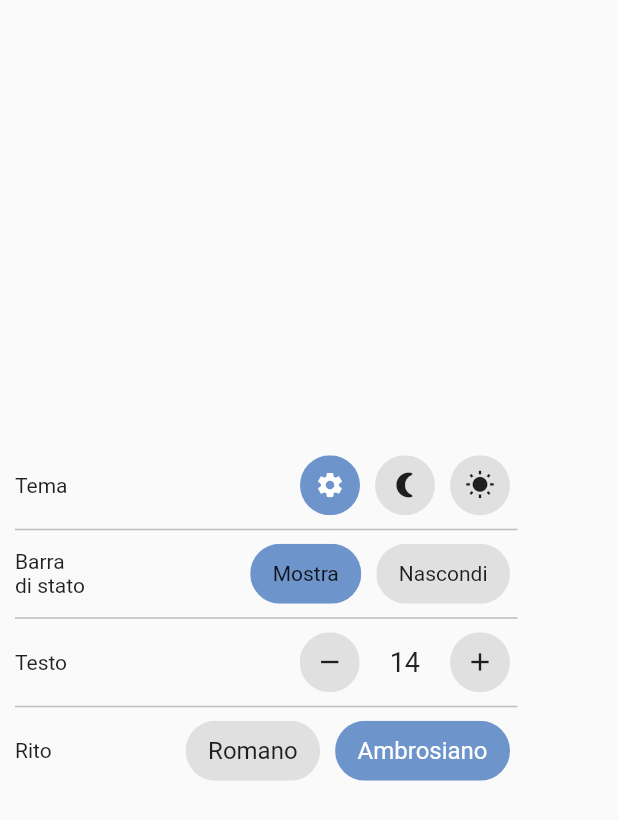
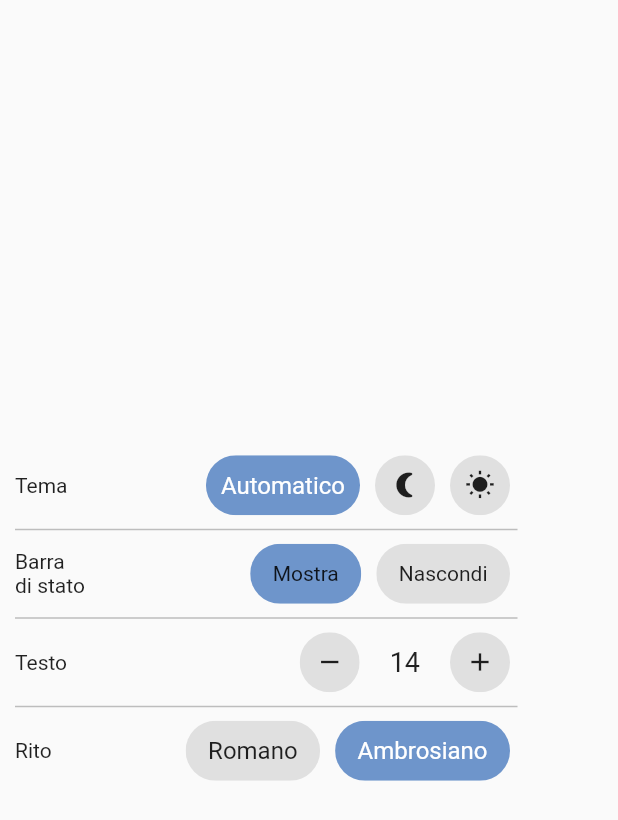
Before and after one commit to dindondanapp/dailyreadings, a Flutter app: the Settings widget shown alone on an empty page, opened directly, on a phone screen of 412 x 824 dp. Shown: the top 820 px of the screen. Run offline on Flutter 3.47's test engine with Material 2 defaults, Android fonts, the phone set to English and light mode, and no system bars; our stand-ins replace cloud_firestore, firebase_core, flutter_svg, shared_preferences; missing offline and left inert: date_util, flutter_sfsymbols; accounts and stored records are empty.

Commit message:
replace 'system' theme icon with a more explicit label

```diff
--- a/lib/controls/settings.dart
+++ b/lib/controls/settings.dart
@@ -25,7 +25,7 @@ class Settings extends StatelessWidget {
                   selected: Preferences.of(context).theme,
                   onSelect: (value) => Preferences.of(context).theme = value,
                   valueIcons: {
-                    ThemeMode.system: Icon(PlatformIcons.settings),
+                    ThemeMode.system: Text('Automatico'),
                     ThemeMode.dark: Icon(PlatformIcons.moon),
                     ThemeMode.light: Icon(PlatformIcons.sun),
                   },
```
Also changed, not shown: 1 other file.
